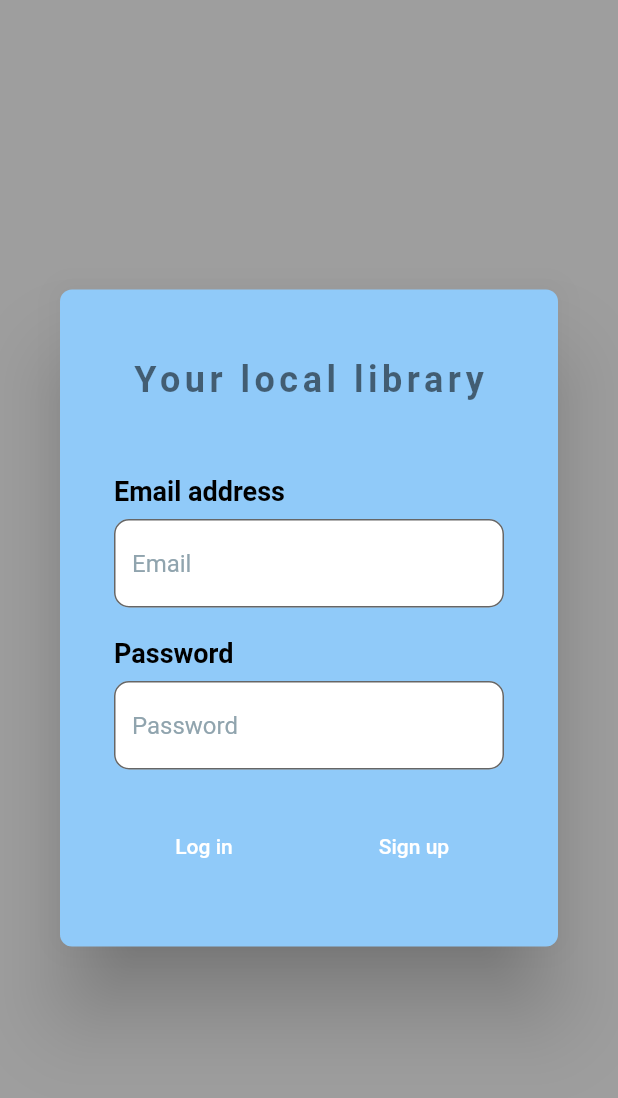
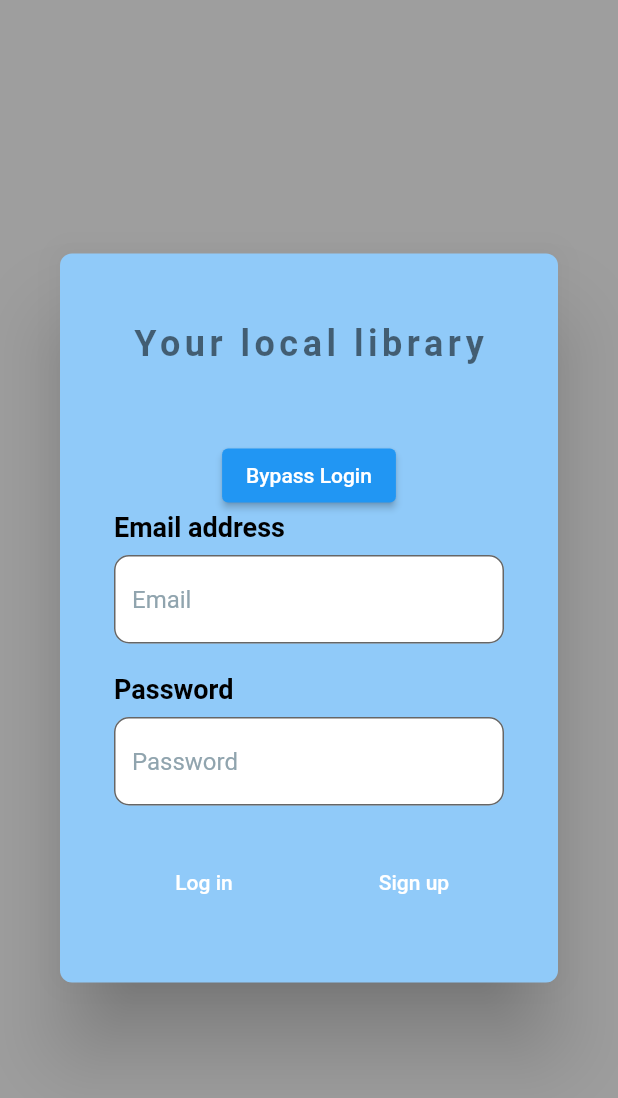
Before and after one commit to bulatzi/flutter-project, a Flutter app: the screen it shows after launch, on a phone screen of 412 x 824 dp. Shown: the top 1098 px of the screen. Run offline on Flutter 3.47's test engine with Material 2 defaults, Android fonts, the phone set to English and light mode, and no system bars; our stand-ins replace firebase_auth, firebase_core, firebase_database, shared_preferences; missing offline and left inert: firebase_auth_web, firebase_core_web, google_sign_in_web, shared_preferences_web; accounts and stored records are empty; Roboto replaces fonts that are missing (Montserrat).

Commit message:
A button was temporarily added to let developers skip over the login screen without entering email/password each time.

```diff
--- a/lib/Pages/WelcomePage.dart
+++ b/lib/Pages/WelcomePage.dart
@@ -1,3 +1,4 @@
+import 'package:flutter/cupertino.dart';
 import 'package:flutter/material.dart';
 import 'package:flutter_project/Database/authentication.dart';
 import 'package:flutter_project/Pages/Pages.dart';
@@ -113,6 +114,17 @@ class _AuthDialogState extends State<AuthDialog> {
                 SizedBox(
                   height: 50,
                 ),
+                ////////////////////////////////////////////////////////////////////////////////////////TODO - DELETE THIS
+                // It was added temporarily to allow developers to skip over the login screen without having to type in login info every time.
+                Center(
+                  child: ElevatedButton(
+                    child: Text("Bypass Login"),
+                    onPressed: () {
+                      Navigator.pushNamed(context, "/BottomBar");
+                      },
+                  ),
+                ),
+                ////////////////////////////////////////////////////////////////////////////////////////
                 Padding(
                   padding: const EdgeInsets.only(
                     left: 20.0,
```
